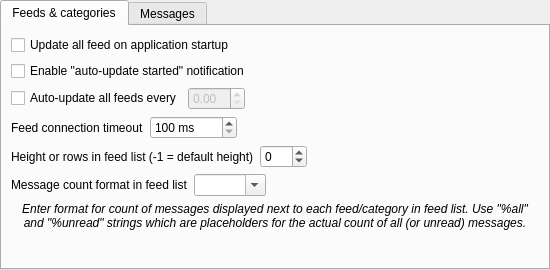
This is src/gui/settings/settingsfeedsmessages.ui in martinrotter/rssguard as Qt 5 draws it before an edit. The edited form follows.
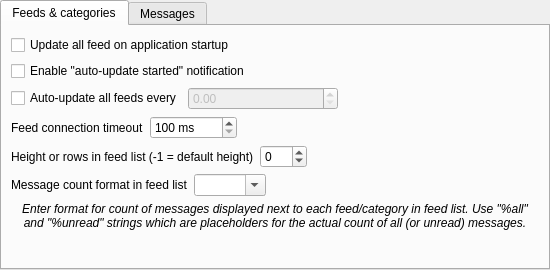
This is the edited form. Custom widgets are drawn as their Qt base class.

Diff of the .ui file:
```diff
--- a/src/gui/settings/settingsfeedsmessages.ui
+++ b/src/gui/settings/settingsfeedsmessages.ui
@@ -61,6 +61,12 @@
            <property name="enabled">
             <bool>false</bool>
            </property>
+           <property name="minimumSize">
+            <size>
+             <width>150</width>
+             <height>0</height>
+            </size>
+           </property>
            <property name="readOnly">
             <bool>false</bool>
            </property>
```
Left out of the diff: 2 changed lines with no effect on the pictures.
